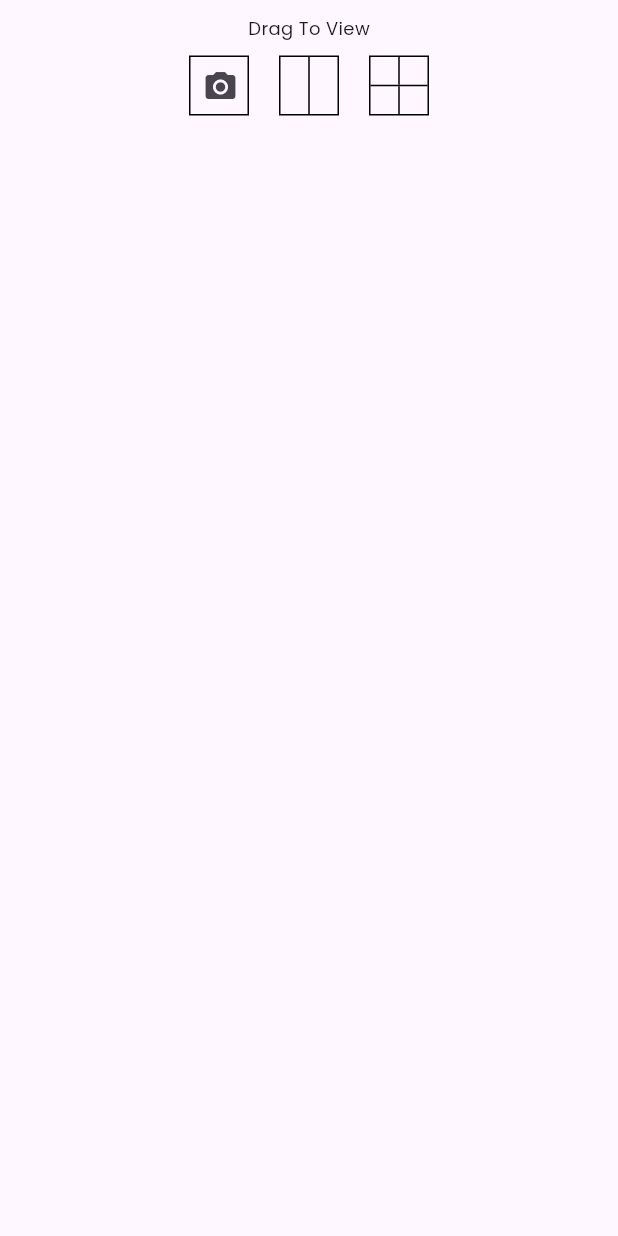
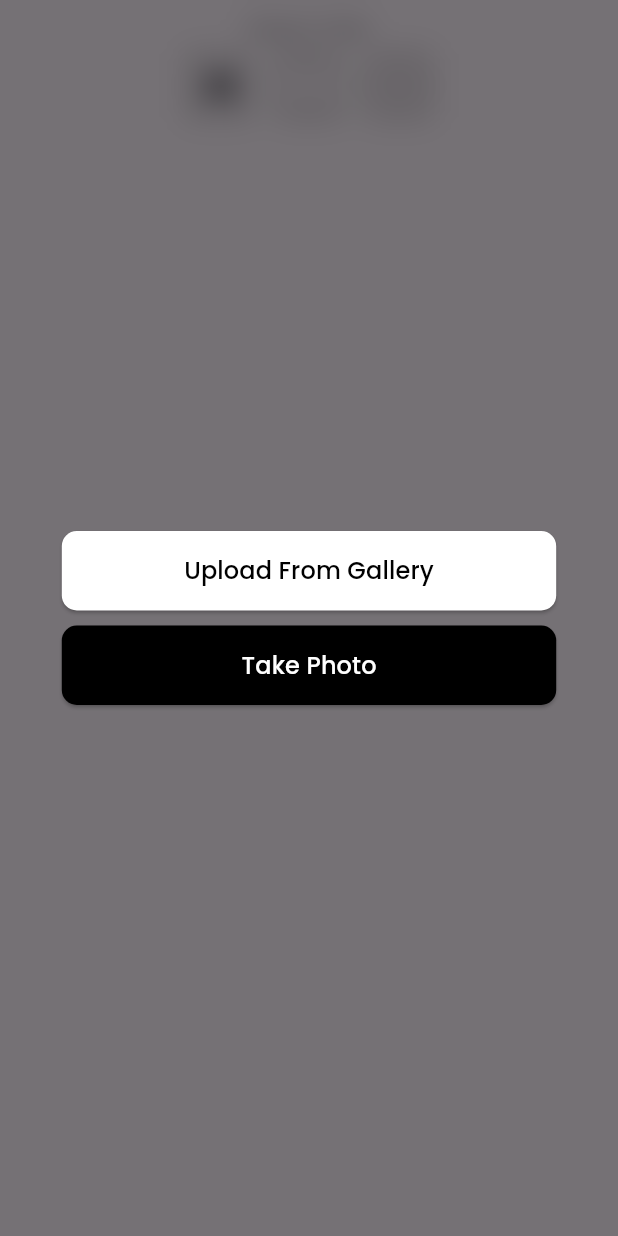
Before and after one commit to hamzabhiinder/Al-Noor, a Flutter app: the AddToCompareRow widget shown alone on an empty page, opened directly, after a tap on the "camera alt" icon, on a phone screen of 412 x 824 dp. Run offline on Flutter 3.47's test engine with Material 3 defaults, Android fonts, the light colour scheme and no system bars; our stand-ins replace dio, flutter_bloc, flutter_svg, google_fonts, image_picker, share_plus; network calls fail; project files that could hold a hidden picture were left out.

Commit message:
image picker attached

```diff
--- a/alnoor/lib/widgets/Add_To_Compare_Row.dart
+++ b/alnoor/lib/widgets/Add_To_Compare_Row.dart
@@ -1,7 +1,10 @@
+import 'dart:ui';
+
 import 'package:alnoor/widgets/Four_Image_Grid.dart';
 import 'package:alnoor/widgets/Two_Image_Grid.dart';
 import 'package:flutter/material.dart';
 import 'package:google_fonts/google_fonts.dart';
+import 'package:image_picker/image_picker.dart';
 
 class AddToCompareRow extends StatelessWidget {
   const AddToCompareRow({Key? key}) : super(key: key);
@@ -38,7 +41,9 @@ class AddToCompareRow extends StatelessWidget {
                 ),
                 child: IconButton(
                   icon: Icon(Icons.camera_alt),
-                  onPressed: () {},
+                  onPressed: () async {
+                    await _showImagePicker(context);
+                  },
                 ),
               ),
               const SizedBox(width: 20),
@@ -51,4 +56,75 @@ class AddToCompareRow extends StatelessWidget {
       ),
     );
   }
+Future<void> _showImagePicker(BuildContext context) async {
+    final ImagePicker picker = ImagePicker();
+    final XFile? image = await showDialog<XFile>(
+      context: context,
+      builder: (BuildContext context) {
+        return BackdropFilter(
+          filter: ImageFilter.blur(sigmaX: 10, sigmaY: 10),
+          child: AlertDialog(
+            shape: RoundedRectangleBorder(
+              borderRadius: BorderRadius.circular(10),
+            ),
+            contentPadding: EdgeInsets.zero,
+            backgroundColor: Colors.transparent,
+            content: Column(
+              mainAxisSize: MainAxisSize.min,
+              children: [
+                _buildButton(
+                  context,
+                  "Upload From Gallery",
+                  Colors.white,
+                  Colors.black,
+                  () async {
+                    Navigator.of(context).pop(await picker.pickImage(source: ImageSource.gallery));
+                  },
+                ),
+                const SizedBox(height: 10),
+                _buildButton(
+                  context,
+                  "Take Photo",
+                  Colors.black,
+                  Colors.white,
+                  () async {
+                    Navigator.of(context).pop(await picker.pickImage(source: ImageSource.camera));
+                  },
+                ),
+              ],
+            ),
+          ),
+        );
+      },
+    );
+
+    if (image != null) {
+      // Handle the selected image here
+      print('Selected image path: ${image.path}');
+      // You can now pass the image path to another widget or use it in your app
+    }
+  }
+
+  Widget _buildButton(BuildContext context, String text, Color backgroundColor, Color textColor, VoidCallback onPressed) {
+    return SizedBox(
+      width: MediaQuery.of(context).size.width * 0.8,
+      child: ElevatedButton(
+        style: ElevatedButton.styleFrom(
+          foregroundColor: textColor, backgroundColor: backgroundColor,
+          shape: RoundedRectangleBorder(
+            borderRadius: BorderRadius.circular(10),
+          ),
+          padding: EdgeInsets.symmetric(vertical: 15),
+        ),
+        onPressed: onPressed,
+        child: Text(
+          text,
+          style: GoogleFonts.poppins(
+            fontSize: 16.0,
+            fontWeight: FontWeight.w500,
+          ),
+        ),
+      ),
+    );
+  }
 }
--- a/alnoor/pubspec.yaml
+++ b/alnoor/pubspec.yaml
@@ -41,6 +41,7 @@ dependencies:
   http: ^1.2.2
   share_plus: ^10.0.1
   dio: ^5.5.0+1
+  image_picker: ^1.1.2
 dev_dependencies:
   flutter_test:
     sdk: flutter
```
Also changed, not shown: alnoor/pubspec.lock, 3 other files.
